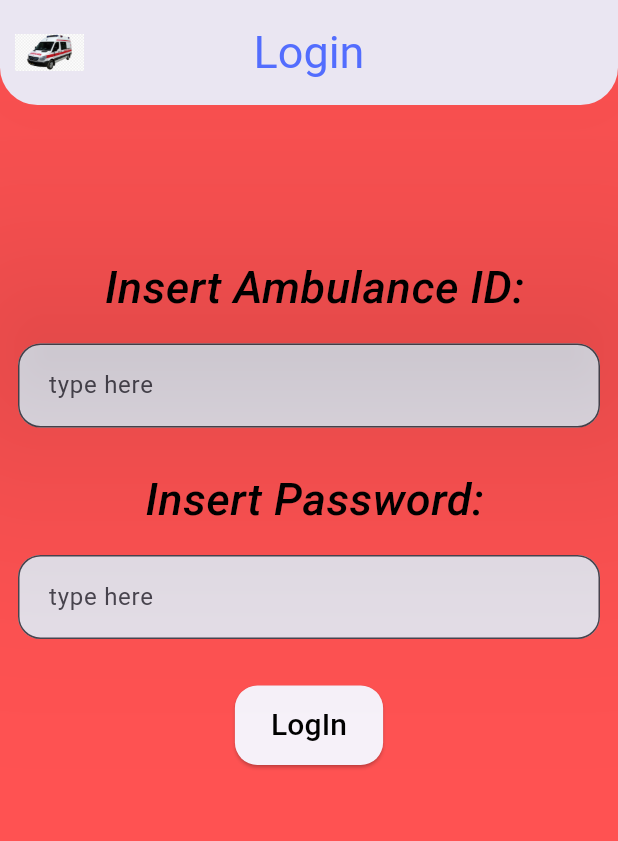
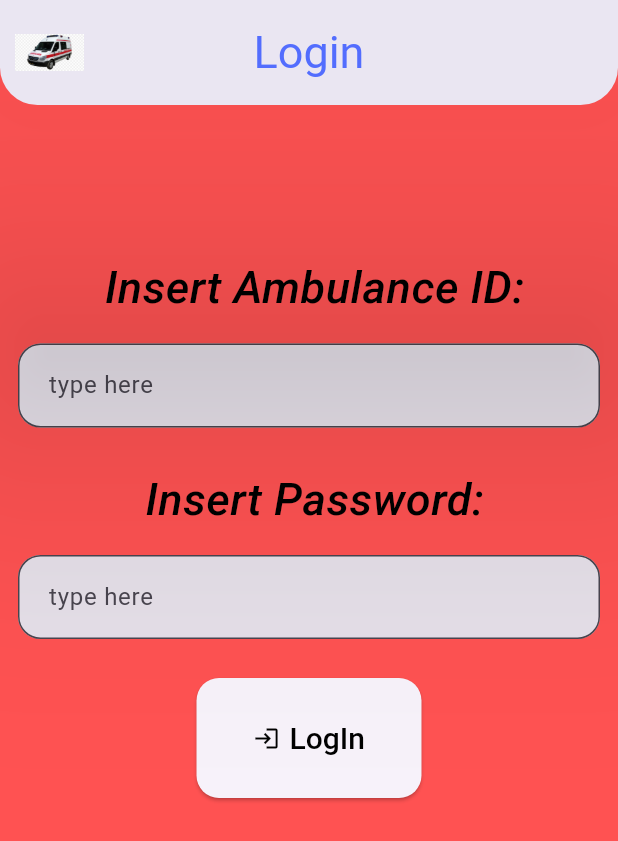
Before and after one commit to gerardocentrella/assd_project_ambulance, a Flutter app: the screen it shows after launch, on a phone screen of 412 x 824 dp. Shown: the top 841 px of the screen. Run offline on Flutter 3.47's test engine with Material 3 defaults, Android fonts, the light colour scheme and no system bars.

Commit message:
login commit

```diff
--- a/lib/pages/login.dart
+++ b/lib/pages/login.dart
@@ -1,4 +1,3 @@
-import 'package:flutter/cupertino.dart';
 import 'package:flutter/material.dart';
 
 class Login extends StatefulWidget{
@@ -79,9 +78,16 @@ TextStyle customTextStyle(){
                 ),
               ),
               Container(
-                padding: const EdgeInsets.symmetric(vertical: 15),
-                  child: ElevatedButton(
+                padding: const EdgeInsets.symmetric(vertical: 10),
+                width: 150.0, // Set the desired width
+                height: 100.0, // Set the desired height
+                  child: ElevatedButton.icon(
                     style:  ElevatedButton.styleFrom(
+                      textStyle: const TextStyle(
+                          fontSize: 20,
+                          fontWeight: FontWeight.w500,
+                      ),
+                      foregroundColor: Colors.black,
                       shadowColor: Colors.black,
                       shape: const RoundedRectangleBorder(
                       borderRadius: BorderRadius.all(Radius.circular(15.0)), // Angoli squadrati
@@ -91,10 +97,9 @@ TextStyle customTextStyle(){
                     onPressed: (){
 
                     },
-                    child: const Text('LogIn', style: TextStyle(
-                      color: Colors.black,
-                      fontSize: 20.0,
-                    ),),
+                    icon: const Icon(Icons.login),
+                    label: const Text('LogIn'),
+
                   ),
               ),
             ],
```
